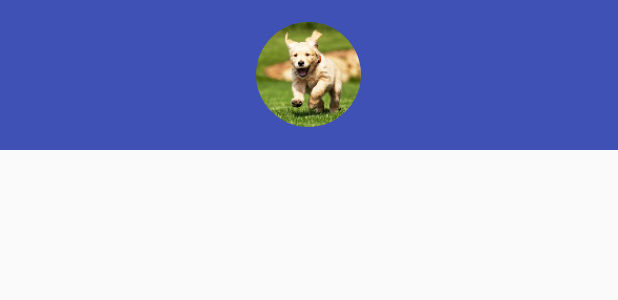
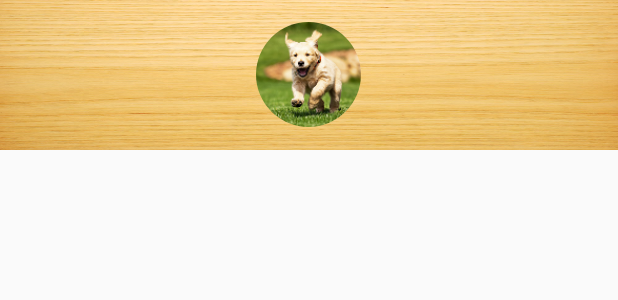
Before and after one commit to PerryHuan9/SmartHome, an Android app: the layout menu_header.xml on its own in the app's theme, with its tools: preview values and no code run, on a phone screen of 412 x 824 dp. Shown: the top 300 px of the screen. Run offline under Robolectric (Android 15) with nearby library versions, the phone set to English and light mode, and no system bars.

Commit message:
已完成智能家居所有功能

```diff
--- a/app/src/main/res/layout/menu_header.xml
+++ b/app/src/main/res/layout/menu_header.xml
@@ -1,7 +1,7 @@
 <?xml version="1.0" encoding="utf-8"?>
 <RelativeLayout xmlns:android="http://schemas.android.com/apk/res/android"
               android:layout_width="match_parent"
-              android:background="?attr/colorPrimary"
+              android:background="@drawable/content_back"
               android:layout_height="100dp">
 
     <de.hdodenhof.circleimageview.CircleImageView
```
